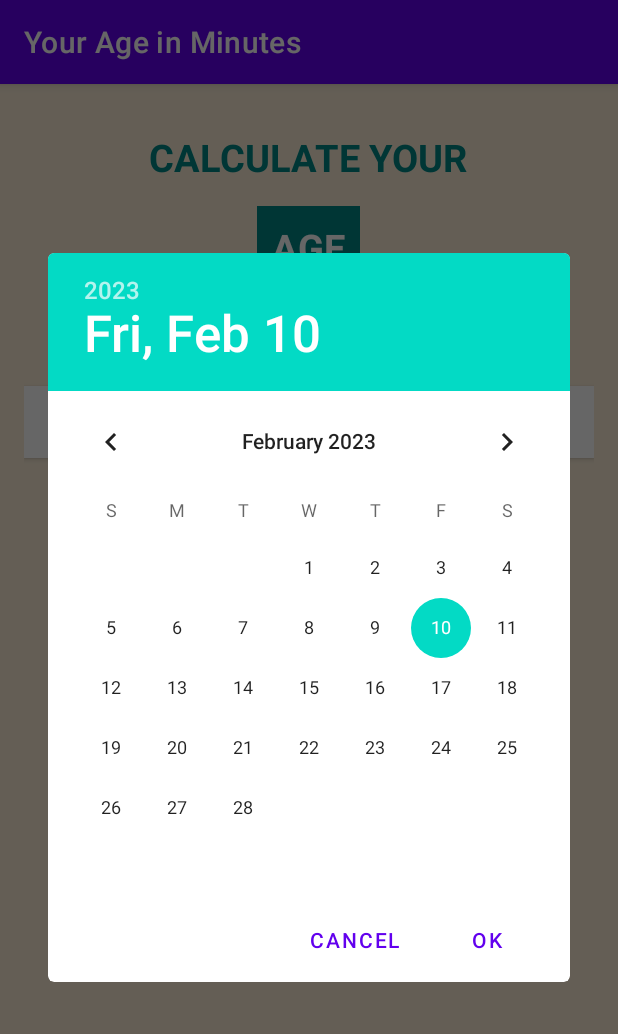
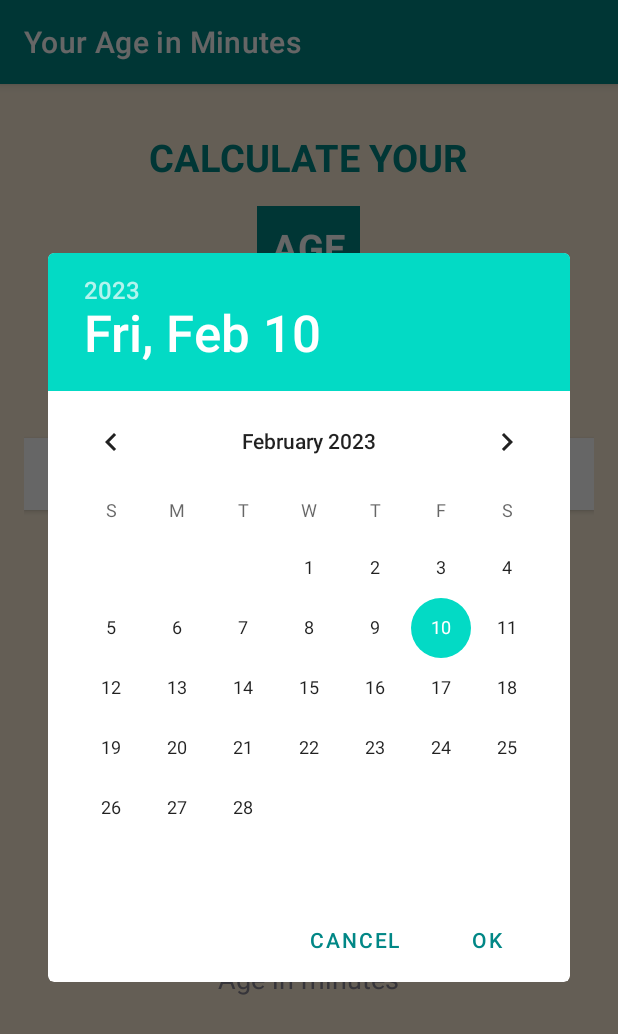
Before and after one commit to Blacksej/AgeInMinutesApp, an Android app: the screen it shows after launch (MainActivity), after a tap on "SELECT DATE", on a phone screen of 412 x 824 dp. Shown: the top 1034 px of the screen. Run offline under Robolectric (Android 15) with nearby library versions, the phone set to English and light mode, and no system bars.

Commit message:
Changed positioning of "SelectedDate" and "Age in minutes" to be further down on screen. Changed some colors.

```diff
--- a/app/src/main/java/dev/danieltm/ageinminutesapp/MainActivity.kt
+++ b/app/src/main/java/dev/danieltm/ageinminutesapp/MainActivity.kt
@@ -35,8 +35,8 @@ class MainActivity : AppCompatActivity() {
 
 
         DatePickerDialog(this,
-            DatePickerDialog.OnDateSetListener { view, selectedYear, selectedMonth, selectedDayOfMonth ->
-                Toast.makeText(this, "Button Works", Toast.LENGTH_LONG).show()
+            DatePickerDialog.OnDateSetListener {
+                    view, selectedYear, selectedMonth, selectedDayOfMonth ->
 
                 val selectedDate = "$selectedDayOfMonth/${selectedMonth+1}/$selectedYear"
 
--- a/app/src/main/res/layout/activity_main.xml
+++ b/app/src/main/res/layout/activity_main.xml
@@ -44,7 +44,7 @@
         android:layout_width="match_parent"
         android:layout_height="wrap_content"
         android:text="Select Date"
-        android:layout_marginTop="15dp"
+        android:layout_marginTop="50dp"
         android:background="@color/datePicker_color_bg"
         android:textColor="@color/datePicker_color_text"
         android:textStyle="bold"
@@ -55,7 +55,7 @@
         android:id="@+id/tvSelectedDate"
         android:layout_width="wrap_content"
         android:layout_height="wrap_content"
-        android:layout_marginTop="20sp"
+        android:layout_marginTop="150sp"
         android:textColor="#8F003B"
         android:textSize="20sp" />
 
--- a/app/src/main/res/values/themes.xml
+++ b/app/src/main/res/values/themes.xml
@@ -2,7 +2,7 @@
     <!-- Base application theme. -->
     <style name="Theme.AgeInMinutesApp" parent="Theme.MaterialComponents.DayNight.DarkActionBar">
         <!-- Primary brand color. -->
-        <item name="colorPrimary">@color/purple_500</item>
+        <item name="colorPrimary">@color/age_Text_bg_color</item>
         <item name="colorPrimaryVariant">@color/purple_700</item>
         <item name="colorOnPrimary">@color/white</item>
         <!-- Secondary brand color. -->
@@ -10,7 +10,7 @@
         <item name="colorSecondaryVariant">@color/teal_700</item>
         <item name="colorOnSecondary">@color/black</item>
         <!-- Status bar color. -->
-        <item name="android:statusBarColor">?attr/colorPrimaryVariant</item>
+        <!--<item name="android:statusBarColor">?attr/colorPrimaryVariant</item>-->
         <!-- Customize your theme here. -->
     </style>
 </resources>
```
